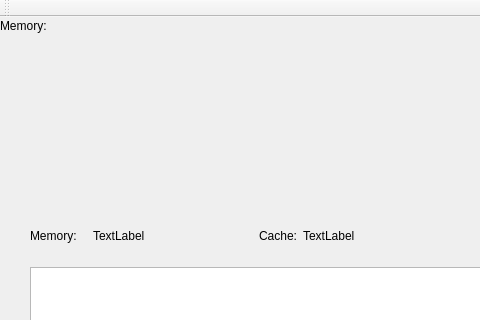
greati/memory-monitor, file memory-monitor/memorymonitor.ui: the form before one commit; both pictures show x 0 to 480 and y 0 to 320 of the 1026 by 588 pixel window.
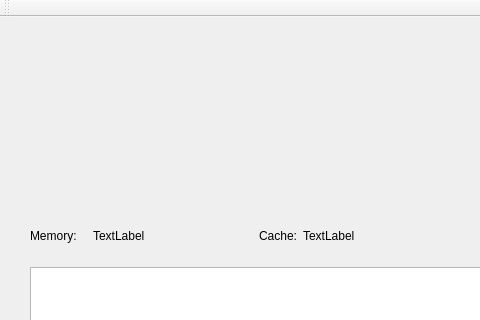
The form after the commit. Custom widgets are drawn as their Qt base class.

Commit message: Remove label

```diff
--- a/memory-monitor/memorymonitor.ui
+++ b/memory-monitor/memorymonitor.ui
@@ -186,19 +186,6 @@
      <string>TextLabel</string>
     </property>
    </widget>
-   <widget class="QLabel" name="txgen_mem_3">
-    <property name="geometry">
-     <rect>
-      <x>0</x>
-      <y>0</y>
-      <width>67</width>
-      <height>17</height>
-     </rect>
-    </property>
-    <property name="text">
-     <string>Memory:</string>
-    </property>
-   </widget>
    <widget class="QLabel" name="label_4">
     <property name="geometry">
      <rect>
```
The commit also changes 1 other file.
